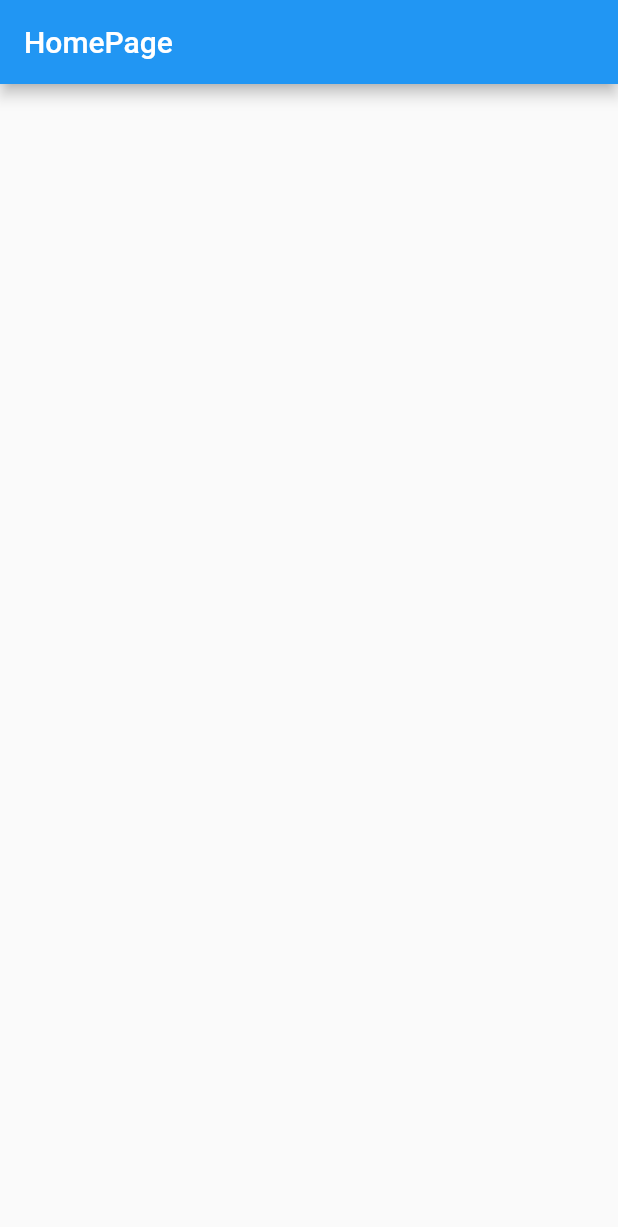
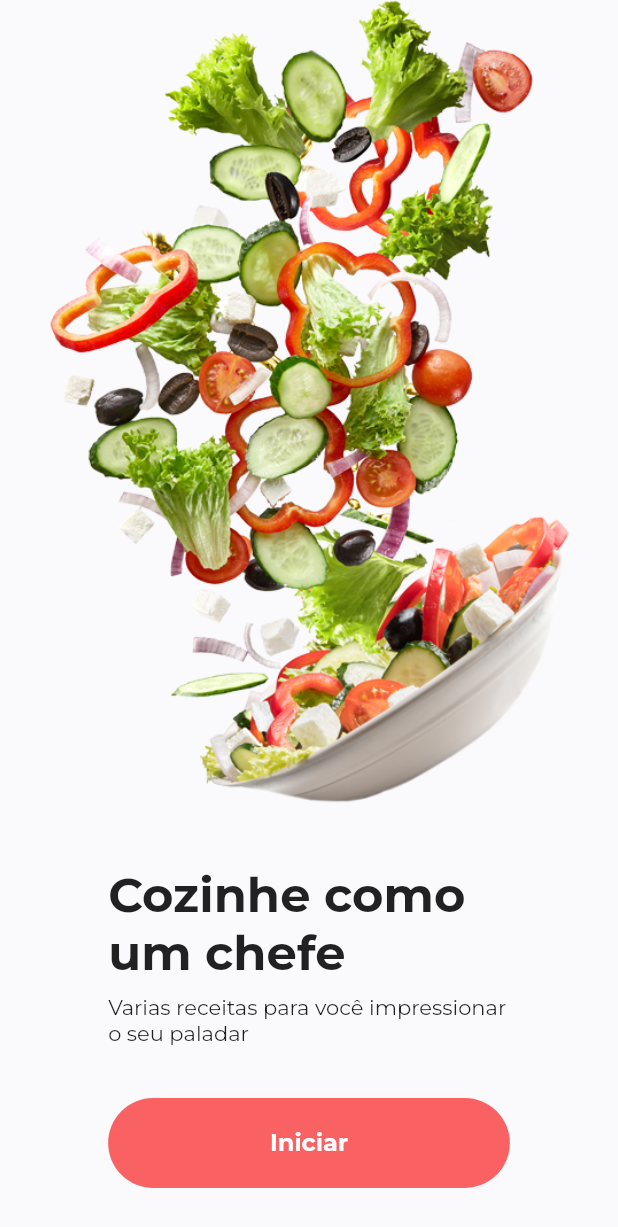
Before and after one commit to hendriksonpetzold/food_recipe_app, a Flutter app: the screen it shows after launch, on a phone screen of 412 x 824 dp. Shown: the top 1227 px of the screen. Run offline on Flutter 3.47's test engine with Material 2 defaults, Android fonts, the phone set to English and light mode, and no system bars; our stand-ins replace get, google_fonts.

Commit message:
feat: on_boarding page

```diff
--- a/lib/app.dart
+++ b/lib/app.dart
@@ -1,6 +1,7 @@
 import 'package:flutter/material.dart';
 import 'package:food_recipe_app/config/routes.dart';
 import 'package:get/get.dart';
+import 'package:google_fonts/google_fonts.dart';
 
 class App extends StatelessWidget {
   const App({Key? key}) : super(key: key);
@@ -11,6 +12,7 @@ class App extends StatelessWidget {
       title: 'Recipe Food',
       theme: ThemeData(
         primarySwatch: Colors.blue,
+        textTheme: GoogleFonts.montserratTextTheme(),
       ),
       getPages: Routes.routes,
     );
--- /dev/null
+++ b/lib/components/app_button.dart
@@ -0,0 +1,37 @@
+import 'package:flutter/material.dart';
+import 'package:food_recipe_app/style/app_colors.dart';
+
+class AppButton extends StatelessWidget {
+  final String label;
+  final void Function()? onTap;
+  const AppButton({
+    Key? key,
+    required this.label,
+    required this.onTap,
+  }) : super(key: key);
+
+  @override
+  Widget build(BuildContext context) {
+    return InkWell(
+      onTap: onTap,
+      child: Container(
+        width: double.infinity,
+        height: 60,
+        decoration: BoxDecoration(
+          color: AppColors.accentColor,
+          borderRadius: BorderRadius.circular(30),
+        ),
+        child: Center(
+          child: Text(
+            label,
+            style: const TextStyle(
+              color: Colors.white,
+              fontWeight: FontWeight.bold,
+              fontSize: 16,
+            ),
+          ),
+        ),
+      ),
+    );
+  }
+}
--- a/lib/config/routes.dart
+++ b/lib/config/routes.dart
@@ -1,8 +1,10 @@
 import 'package:food_recipe_app/pages/home/home_page.dart';
+import 'package:food_recipe_app/pages/on_boarding/on_boarding_page.dart';
 import 'package:get/get.dart';
 
 class Routes {
   static final List<GetPage> routes = [
-    GetPage(name: '/', page: () => const HomePage()),
+    GetPage(name: '/', page: () => const OnBoardingPage()),
+    GetPage(name: '/home_page', page: () => const HomePage()),
   ];
 }
--- /dev/null
+++ b/lib/pages/on_boarding/on_boarding_page.dart
@@ -0,0 +1,61 @@
+import 'package:flutter/material.dart';
+import 'package:food_recipe_app/components/app_button.dart';
+import 'package:food_recipe_app/style/app_colors.dart';
+import 'package:food_recipe_app/style/app_images.dart';
+import 'package:get/get.dart';
+import 'package:google_fonts/google_fonts.dart';
+
+class OnBoardingPage extends StatelessWidget {
+  const OnBoardingPage({Key? key}) : super(key: key);
+
+  @override
+  Widget build(BuildContext context) {
+    return Scaffold(
+      backgroundColor: AppColors.backGroundColor,
+      body: Column(
+        mainAxisAlignment: MainAxisAlignment.spaceBetween,
+        children: [
+          Container(
+            height: MediaQuery.of(context).size.height * .65,
+            width: double.infinity,
+            color: AppColors.backGroundColor,
+            child: Image(
+              image: AssetImage(AppImages.onBoarding),
+            ),
+          ),
+          Container(
+            padding: const EdgeInsets.only(
+              bottom: 32,
+            ),
+            width: MediaQuery.of(context).size.width * .65,
+            height: MediaQuery.of(context).size.height * .3,
+            child: Column(
+              children: [
+                Text(
+                  'Cozinhe como um chefe',
+                  style: GoogleFonts.montserrat(
+                    fontSize: 32,
+                    fontWeight: FontWeight.bold,
+                  ),
+                ),
+                const SizedBox(
+                  height: 8,
+                ),
+                const Text(
+                  'Varias receitas para você impressionar o seu paladar',
+                ),
+                Expanded(child: Container()),
+                AppButton(
+                  label: 'Iniciar',
+                  onTap: () {
+                    Get.toNamed('/home_page');
+                  },
+                ),
+              ],
+            ),
+          )
+        ],
+      ),
+    );
+  }
+}
--- a/lib/style/app_colors.dart
+++ b/lib/style/app_colors.dart
@@ -3,4 +3,5 @@ import 'package:flutter/material.dart';
 class AppColors {
   static const Color primaryColor = Color(0XFFffffff);
   static const Color accentColor = Color(0XFFf96163);
+  static const Color backGroundColor = Color(0XFFfaf9fc);
 }
--- /dev/null
+++ b/lib/style/app_images.dart
@@ -0,0 +1,3 @@
+class AppImages {
+  static String onBoarding = 'assets/images/on_boarding.png';
+}
--- a/pubspec.yaml
+++ b/pubspec.yaml
@@ -35,6 +35,7 @@ dependencies:
   # Use with the CupertinoIcons class for iOS style icons.
   cupertino_icons: ^1.0.2
   get: ^4.6.5
+  google_fonts: ^3.0.1
 
 dev_dependencies:
   flutter_test:
@@ -59,8 +60,8 @@ flutter:
   uses-material-design: true
 
   # To add assets to your application, add an assets section, like this:
-  # assets:
-  #   - images/a_dot_burr.jpeg
+  assets:
+    - assets/images/
   #   - images/a_dot_ham.jpeg
 
   # An image asset can refer to one or more resolution-specific "variants", see
```
Also changed, not shown: assets/images/on_boarding.png (added), pubspec.lock, 1 other file.
